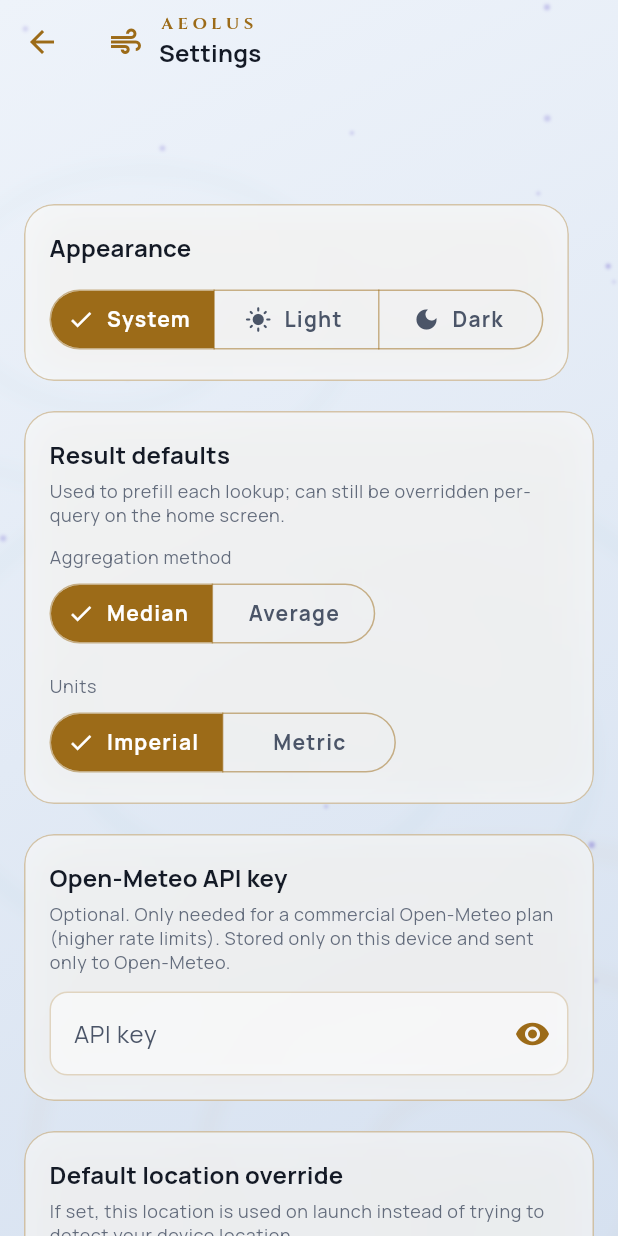
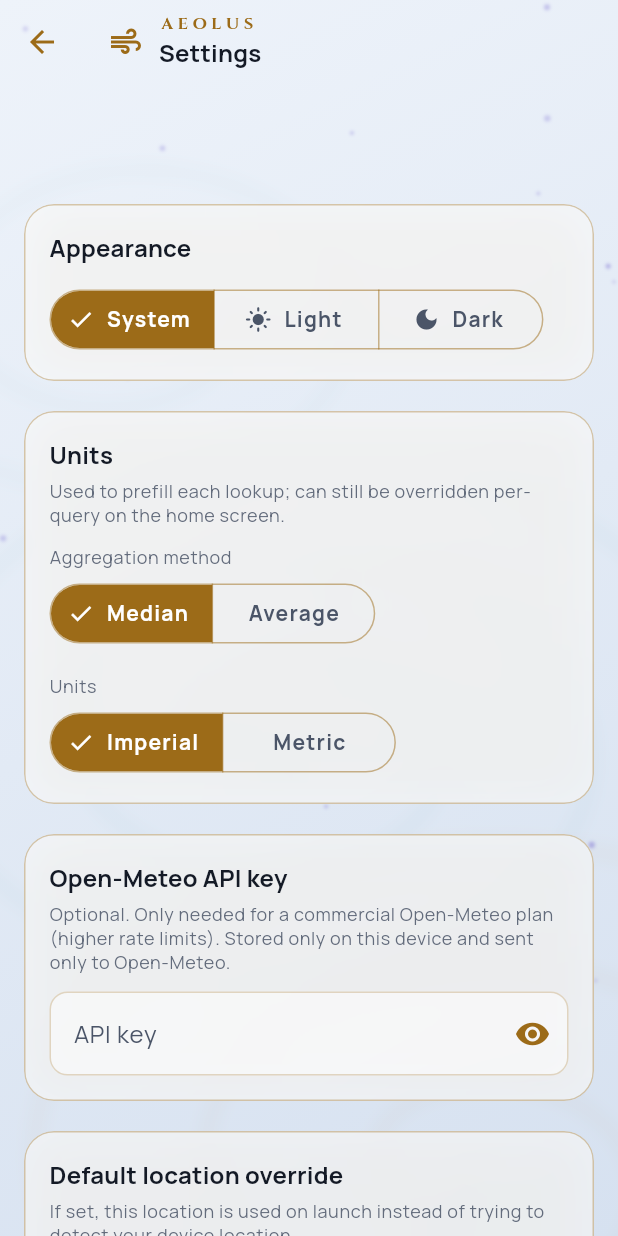
Before and after one commit to skipmcgee/historical-weather, a Flutter app: the screen it shows after launch, after a tap on "Enter coordinates manually", after a tap on "Use", after a tap on the "tune" icon, on a phone screen of 412 x 824 dp. Run offline on Flutter 3.47's test engine with Material 3 defaults, Android fonts, the phone set to English and light mode, and no system bars; our stand-ins replace geolocator, google_fonts, shared_preferences, web.

Commit message:
Equalize Settings panel widths; rename "Result defaults" to "Units"
The Appearance and Result-defaults cards were sizing to their content
(SegmentedButtons don't fill width by default), while the API key and
default-location cards stretched full-width because their content
(TextField/LocationPicker) does -- switching the outer Column to
CrossAxisAlignment.stretch makes all four GlassCards the same width,
matching the Save button below them.

Co-Authored-By: Claude Sonnet 5 <noreply@anthropic.com>

```diff
--- a/lib/screens/settings_screen.dart
+++ b/lib/screens/settings_screen.dart
@@ -74,7 +74,7 @@ class _SettingsScreenState extends State<SettingsScreen> {
           child: SingleChildScrollView(
             padding: const EdgeInsets.all(16),
             child: Column(
-              crossAxisAlignment: CrossAxisAlignment.start,
+              crossAxisAlignment: CrossAxisAlignment.stretch,
               children: [
                 GlassCard(
                   child: Column(
@@ -115,7 +115,7 @@ class _SettingsScreenState extends State<SettingsScreen> {
                   child: Column(
                     crossAxisAlignment: CrossAxisAlignment.start,
                     children: [
-                      Text('Result defaults', style: Theme.of(context).textTheme.titleMedium),
+                      Text('Units', style: Theme.of(context).textTheme.titleMedium),
                       const SizedBox(height: 4),
                       Text(
                         'Used to prefill each lookup; can still be overridden per-query on the '
```
